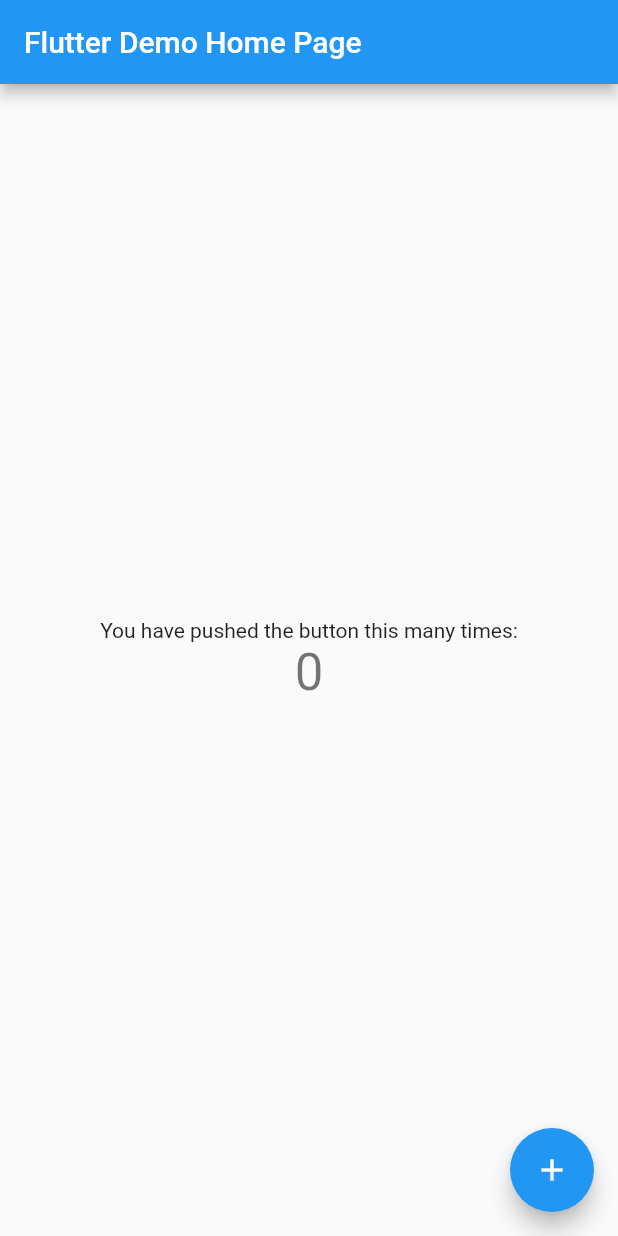
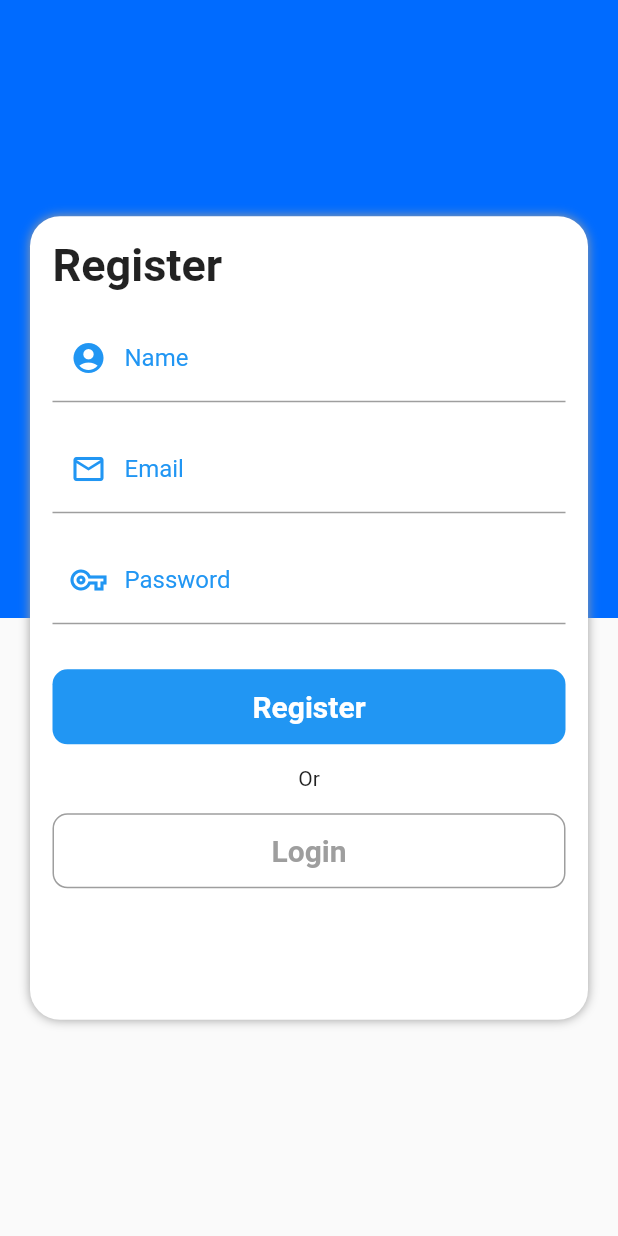
Before and after one commit to matthewmoyongho/my_grade_tracker, a Flutter app: the screen it shows after launch, on a phone screen of 412 x 824 dp. Run offline on Flutter 3.47's test engine with Material 2 defaults, Android fonts, the phone set to English and light mode, and no system bars.

Commit message:
added the required screens and designed the Sign up screen

```diff
--- /dev/null
+++ b/lib/app.dart
@@ -0,0 +1,10 @@
+import 'package:flutter/material.dart';
+import 'package:my_grades_app/screen/authentication/sign_up.dart';
+
+class MyApp extends StatelessWidget {
+  @override
+  Widget build(BuildContext context) {
+    return MaterialApp(
+        theme: ThemeData(primarySwatch: Colors.blue), home: SignUp());
+  }
+}
--- a/lib/main.dart
+++ b/lib/main.dart
@@ -1,113 +1,6 @@
 import 'package:flutter/material.dart';
+import 'package:my_grades_app/app.dart';
 
 void main() {
   runApp(MyApp());
 }
-
-class MyApp extends StatelessWidget {
-  // This widget is the root of your application.
-  @override
-  Widget build(BuildContext context) {
-    return MaterialApp(
-      title: 'Flutter Demo',
-      theme: ThemeData(
-        // This is the theme of your application.
-        //
-        // Try running your application with "flutter run". You'll see the
-        // application has a blue toolbar. Then, without quitting the app, try
-        // changing the primarySwatch below to Colors.green and then invoke
-        // "hot reload" (press "r" in the console where you ran "flutter run",
-        // or simply save your changes to "hot reload" in a Flutter IDE).
-        // Notice that the counter didn't reset back to zero; the application
-        // is not restarted.
-        primarySwatch: Colors.blue,
-      ),
-      home: MyHomePage(title: 'Flutter Demo Home Page'),
-    );
-  }
-}
-
-class MyHomePage extends StatefulWidget {
-  MyHomePage({Key key, this.title}) : super(key: key);
-
-  // This widget is the home page of your application. It is stateful, meaning
-  // that it has a State object (defined below) that contains fields that affect
-  // how it looks.
-
-  // This class is the configuration for the state. It holds the values (in this
-  // case the title) provided by the parent (in this case the App widget) and
-  // used by the build method of the State. Fields in a Widget subclass are
-  // always marked "final".
-
-  final String title;
-
-  @override
-  _MyHomePageState createState() => _MyHomePageState();
-}
-
-class _MyHomePageState extends State<MyHomePage> {
-  int _counter = 0;
-
-  void _incrementCounter() {
-    setState(() {
-      // This call to setState tells the Flutter framework that something has
-      // changed in this State, which causes it to rerun the build method below
-      // so that the display can reflect the updated values. If we changed
-      // _counter without calling setState(), then the build method would not be
-      // called again, and so nothing would appear to happen.
-      _counter++;
-    });
-  }
-
-  @override
-  Widget build(BuildContext context) {
-    // This method is rerun every time setState is called, for instance as done
-    // by the _incrementCounter method above.
-    //
-    // The Flutter framework has been optimized to make rerunning build methods
-    // fast, so that you can just rebuild anything that needs updating rather
-    // than having to individually change instances of widgets.
-    return Scaffold(
-      appBar: AppBar(
-        // Here we take the value from the MyHomePage object that was created by
-        // the App.build method, and use it to set our appbar title.
-        title: Text(widget.title),
-      ),
-      body: Center(
-        // Center is a layout widget. It takes a single child and positions it
-        // in the middle of the parent.
-        child: Column(
-          // Column is also a layout widget. It takes a list of children and
-          // arranges them vertically. By default, it sizes itself to fit its
-          // children horizontally, and tries to be as tall as its parent.
-          //
-          // Invoke "debug painting" (press "p" in the console, choose the
-          // "Toggle Debug Paint" action from the Flutter Inspector in Android
-          // Studio, or the "Toggle Debug Paint" command in Visual Studio Code)
-          // to see the wireframe for each widget.
-          //
-          // Column has various properties to control how it sizes itself and
-          // how it positions its children. Here we use mainAxisAlignment to
-          // center the children vertically; the main axis here is the vertical
-          // axis because Columns are vertical (the cross axis would be
-          // horizontal).
-          mainAxisAlignment: MainAxisAlignment.center,
-          children: <Widget>[
-            Text(
-              'You have pushed the button this many times:',
-            ),
-            Text(
-              '$_counter',
-              style: Theme.of(context).textTheme.headline4,
-            ),
-          ],
-        ),
-      ),
-      floatingActionButton: FloatingActionButton(
-        onPressed: _incrementCounter,
-        tooltip: 'Increment',
-        child: Icon(Icons.add),
-      ), // This trailing comma makes auto-formatting nicer for build methods.
-    );
-  }
-}
--- /dev/null
+++ b/lib/screen/authentication/sign_in.dart
@@ -0,0 +1,10 @@
+import 'package:flutter/material.dart';
+
+class SignIn extends StatelessWidget {
+  @override
+  Widget build(BuildContext context) {
+    return Scaffold(
+      appBar: AppBar(title: Text('Sign In'),)
+    );
+  }
+}
--- /dev/null
+++ b/lib/screen/authentication/sign_up.dart
@@ -0,0 +1,63 @@
+import 'package:flutter/material.dart';
+import 'package:my_grades_app/wdgets/auth_form.dart';
+
+class SignUp extends StatelessWidget {
+  @override
+  Widget build(BuildContext context) {
+    return Scaffold(
+      //appBar: AppBar(title: Text('Sign up'),)
+      body: GestureDetector(
+        onTap: () => FocusScope.of(context).unfocus(),
+        child: Container(
+          decoration: BoxDecoration(color: Colors.white),
+          child: Container(
+            height: MediaQuery.of(context).size.height * 0.5,
+            width: double.infinity,
+            color: Color(0xFF006BFF),
+            child: Stack(
+              fit: StackFit.loose,
+              overflow: Overflow.visible,
+              children: [
+                Container(
+                  color: Color(0xFF006BFF),
+                ),
+                Positioned(
+                  bottom: -MediaQuery.of(context).size.height * .325,
+                  right: 0,
+                  left: 0,
+                  //MediaQuery.of(context).size.height*0.1,
+                  //  height: 200,
+                  // width: double.infinity,
+                  // ignore: missing_required_param
+                  child: Container(
+                    margin: EdgeInsets.symmetric(horizontal: 20),
+                    width: MediaQuery.of(context).size.width,
+                    height: MediaQuery.of(context).size.height * 0.65,
+                    padding: EdgeInsets.symmetric(),
+                    decoration: BoxDecoration(
+                        color: Colors.white,
+                        borderRadius: BorderRadius.all(Radius.circular(20)),
+                        boxShadow: [
+                          BoxShadow(
+                            color: Colors.grey,
+                            blurRadius: 5,
+                          )
+                        ]),
+                    child: Padding(
+                      padding: const EdgeInsets.fromLTRB(15, 15, 15, 0),
+                      child: Column(
+                        children: [
+                          AuthForm(),
+                        ],
+                      ),
+                    ),
+                  ),
+                ),
+              ],
+            ),
+          ),
+        ),
+      ),
+    );
+  }
+}
--- /dev/null
+++ b/lib/wdgets/auth_form.dart
@@ -0,0 +1,116 @@
+import 'package:flutter/material.dart';
+
+class AuthForm extends StatefulWidget {
+  @override
+  _AuthFormState createState() => _AuthFormState();
+}
+
+class _AuthFormState extends State<AuthForm> {
+  @override
+  Widget build(BuildContext context) {
+    return Container(
+      child: Form(
+          child: Column(
+        crossAxisAlignment: CrossAxisAlignment.start,
+        children: [
+          Text(
+            'Register',
+            style: TextStyle(fontSize: 30, fontWeight: FontWeight.bold),
+          ),
+          SizedBox(
+            height: 15,
+          ),
+          TextFormField(
+            decoration: InputDecoration(
+              label: Text(
+                'Name',
+                style: TextStyle(color: Theme.of(context).primaryColor),
+              ),
+              border: UnderlineInputBorder(
+                  borderSide: BorderSide(
+                color: Theme.of(context).primaryColor,
+                width: 3,
+              )),
+              prefixIcon: Icon(Icons.account_circle_rounded,
+                  color: Theme.of(context).primaryColor),
+            ),
+          ),
+          SizedBox(height: 15),
+          TextFormField(
+            decoration: InputDecoration(
+              label: Text(
+                'Email',
+                style: TextStyle(color: Theme.of(context).primaryColor),
+              ),
+              border: UnderlineInputBorder(
+                  borderSide: BorderSide(
+                color: Theme.of(context).primaryColor,
+                width: 3,
+              )),
+              prefixIcon: Icon(Icons.email_outlined,
+                  color: Theme.of(context).primaryColor),
+            ),
+          ),
+          SizedBox(height: 15),
+          TextFormField(
+            decoration: InputDecoration(
+              label: Text(
+                'Password',
+                style: TextStyle(color: Theme.of(context).primaryColor),
+              ),
+              border: UnderlineInputBorder(
+                  borderSide: BorderSide(
+                color: Theme.of(context).primaryColor,
+                width: 3,
+              )),
+              prefixIcon: Icon(Icons.vpn_key_outlined,
+                  color: Theme.of(context).primaryColor),
+            ),
+          ),
+          SizedBox(height: 30),
+          GestureDetector(
+            child: Container(
+              child: Text(
+                'Register',
+                style: TextStyle(
+                    color: Colors.white,
+                    fontSize: 20,
+                    fontWeight: FontWeight.bold),
+              ),
+              width: double.infinity,
+              height: 50,
+              alignment: Alignment.center,
+              decoration: BoxDecoration(
+                  borderRadius: BorderRadius.circular(10),
+                  color: Theme.of(context).primaryColor),
+            ),
+          ),
+          SizedBox(height: 15),
+          Row(
+            mainAxisAlignment: MainAxisAlignment.center,
+            children: [Text('Or')],
+          ),
+          SizedBox(height: 15),
+          GestureDetector(
+            child: Container(
+              child: Text(
+                'Login',
+                style: TextStyle(
+                    color: Colors.grey,
+                    fontSize: 20,
+                    fontWeight: FontWeight.bold),
+              ),
+              width: double.infinity,
+              height: 50,
+              alignment: Alignment.center,
+              decoration: BoxDecoration(
+                  borderRadius: BorderRadius.circular(10),
+                  color: Colors.white,
+                  border: Border.all(color: Colors.grey, width: 1)),
+            ),
+          ),
+        ],
+      )),
+    );
+  }
+}
```
Also changed, not shown: lib/screen/home.dart (added), lib/screen/semester.dart (added), lib/screen/year.dart (added), pubspec.lock.
